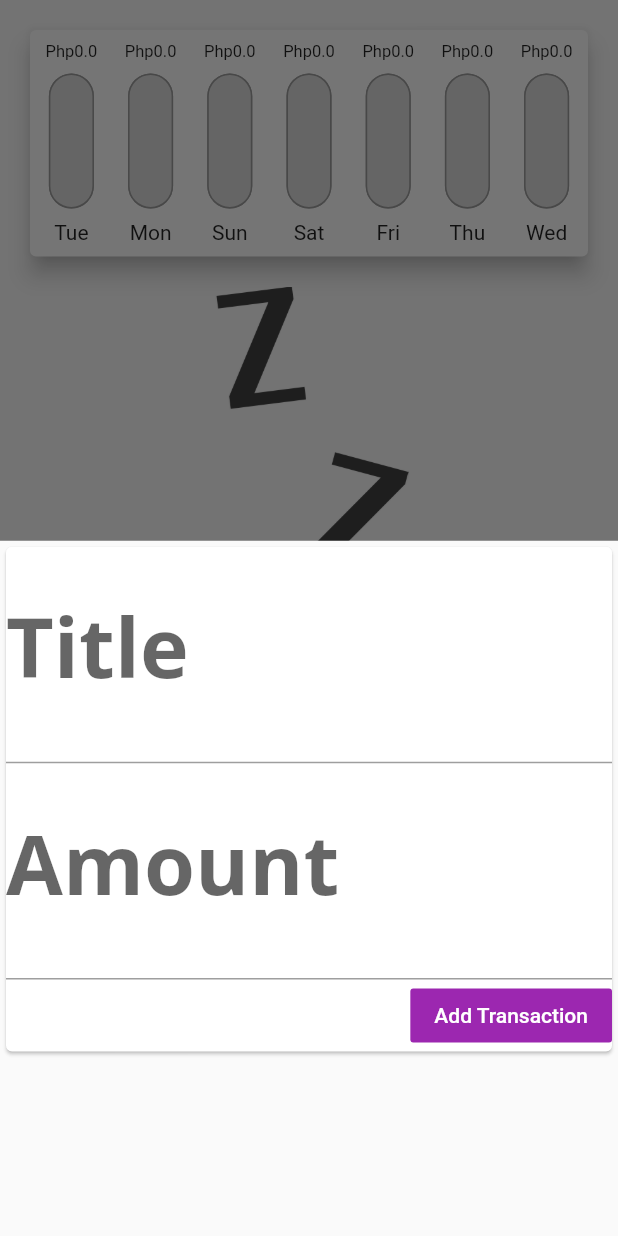
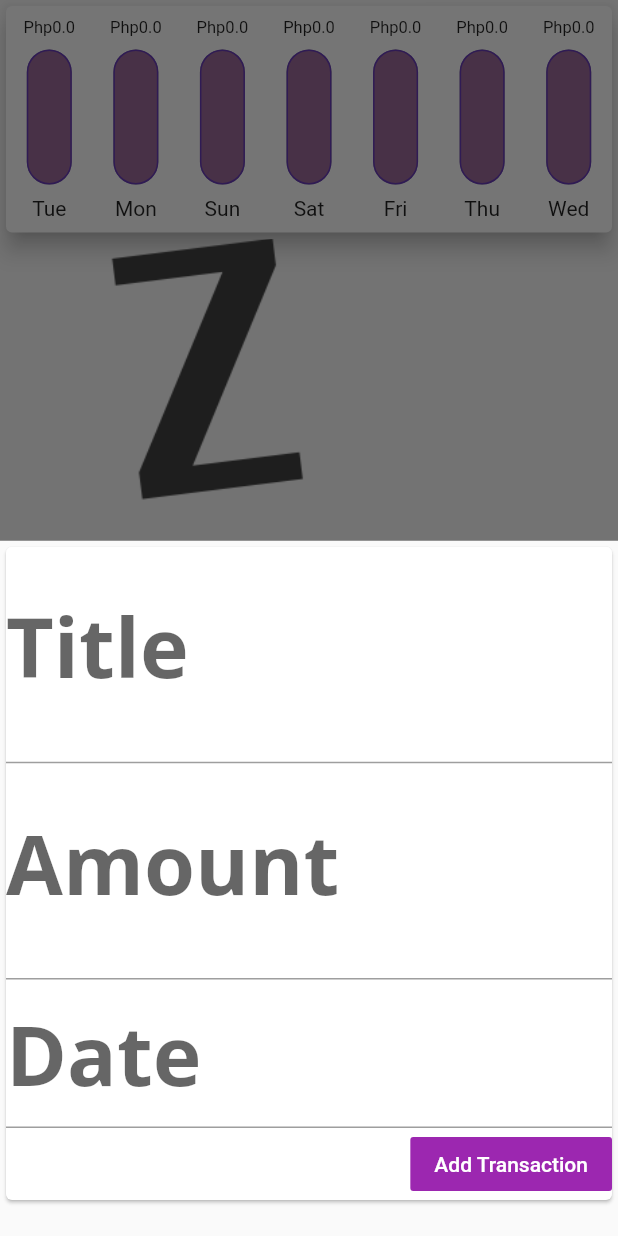
Before and after one commit to nevarwin/tryingflutter, a Flutter app: the TransactionScreen screen opened directly, after a tap on the "add" icon, on a phone screen of 412 x 824 dp. Run offline on Flutter 3.47's test engine with Material 2 defaults, Android fonts, the phone set to English and light mode, and no system bars; our stand-ins replace flutter_colorpicker, google_fonts.

Commit message:
bug fixes

```diff
--- a/trying_flutter/lib/screens/transaction_screen.dart
+++ b/trying_flutter/lib/screens/transaction_screen.dart
@@ -31,11 +31,12 @@ class _TransactionScreenState extends State<TransactionScreen> {
   void _addNewTransaction(
     String title,
     double amount,
+    DateTime date,
   ) {
     final newtx = Transaction(
       title: title,
       amount: amount,
-      date: DateTime.now(),
+      date: date,
       id: DateTime.now().toString(),
     );
 
@@ -77,7 +78,7 @@ class _TransactionScreenState extends State<TransactionScreen> {
       body: Column(
         children: [
           Chart(recentTransaction: _recentTransaction),
-          TransactionsList(transaction: _userTransactions),
+          Expanded(child: TransactionsList(transaction: _userTransactions)),
         ],
       ),
       floatingActionButton: FloatingActionButton(
--- a/trying_flutter/lib/widgets/chart.dart
+++ b/trying_flutter/lib/widgets/chart.dart
@@ -46,16 +46,15 @@ class Chart extends StatelessWidget {
   Widget build(BuildContext context) {
     return Card(
       elevation: 6,
-      margin: const EdgeInsets.all(20),
       child: Row(
-        mainAxisAlignment: MainAxisAlignment.spaceEvenly,
+        mainAxisAlignment: MainAxisAlignment.spaceAround,
         children: groupedTransactionValues.map((data) {
           return ChartBar(
             label: data['day'].toString(),
             spendingAmount: data['amount'] as double,
             percentage: _totalSpending == 0.0
                 ? 0.0
-                : _totalSpending / (data['amount'] as double),
+                : (data['amount'] as double) / _totalSpending,
           );
         }).toList(),
       ),
--- a/trying_flutter/lib/widgets/chart_bar.dart
+++ b/trying_flutter/lib/widgets/chart_bar.dart
@@ -36,16 +36,16 @@ class ChartBar extends StatelessWidget {
             children: [
               Container(
                 decoration: BoxDecoration(
-                  border: Border.all(color: Colors.grey, width: 1.0),
+                  border: Border.all(color: Colors.deepPurple, width: 1.0),
                   borderRadius: BorderRadius.circular(20),
-                  color: const Color.fromRGBO(220, 220, 220, 1),
+                  color: const Color.fromRGBO(152, 29, 151, .4),
                 ),
               ),
               FractionallySizedBox(
                 heightFactor: percentage,
                 child: Container(
                   decoration: BoxDecoration(
-                    color: Theme.of(context).primaryColor,
+                    color: Colors.purple,
                     borderRadius: BorderRadius.circular(20),
                   ),
                 ),
--- a/trying_flutter/lib/widgets/new_transaction.dart
+++ b/trying_flutter/lib/widgets/new_transaction.dart
@@ -15,10 +15,12 @@ class NewTransaction extends StatefulWidget {
 class _NewTransactionState extends State<NewTransaction> {
   final titleController = TextEditingController();
   final amountController = TextEditingController();
+  final dateController = TextEditingController();
 
   void _submit() {
     final tCtrl = titleController.text;
     final aCtrl = double.parse(amountController.text);
+    final dCtrl = DateTime.parse(dateController.text);
 
     if (tCtrl.isEmpty && aCtrl <= 0) {
       return;
@@ -27,6 +29,7 @@ class _NewTransactionState extends State<NewTransaction> {
     widget.addTx(
       tCtrl,
       aCtrl,
+      dCtrl,
     );
 
     Navigator.of(context).pop();
@@ -36,6 +39,7 @@ class _NewTransactionState extends State<NewTransaction> {
   void dispose() {
     titleController.dispose();
     amountController.dispose();
+    dateController.dispose();
     super.dispose();
   }
 
@@ -49,19 +53,30 @@ class _NewTransactionState extends State<NewTransaction> {
             children: [
               TextField(
                 controller: titleController,
-                decoration: const InputDecoration(
-                  labelText: 'Title',
-                ),
+                decoration: const InputDecoration(labelText: 'Title'),
                 keyboardType: TextInputType.text,
-                onSubmitted: (_) => _submit(),
+                // onSubmitted: (_) => _submit(),
               ),
               TextField(
                 controller: amountController,
-                decoration: const InputDecoration(
-                  labelText: 'Amount',
-                ),
+                decoration: const InputDecoration(labelText: 'Amount'),
                 keyboardType: TextInputType.number,
+                // onSubmitted: (_) => _submit(),
+              ),
+              TextField(
+                readOnly: true,
+                controller: dateController,
+                decoration: InputDecoration(hintText: 'Date'),
                 onSubmitted: (_) => _submit(),
+                onTap: () async {
+                  var date = await showDatePicker(
+                    context: context,
+                    initialDate: DateTime.now(),
+                    firstDate: DateTime.now(),
+                    lastDate: DateTime(2100),
+                  );
+                  dateController.text = date.toString().substring(0, 10);
+                },
               ),
               FlatButton(
                 onPressed: () {
--- a/trying_flutter/lib/widgets/todo practice code/todo_chart.dart
+++ b/trying_flutter/lib/widgets/todo practice code/todo_chart.dart
@@ -18,7 +18,7 @@ class TodoChart extends StatelessWidget {
       );
 
       var totalSum = 0.0;
-      for (var i = 0; i <= recentTodo.length; i++) {
+      for (var i = 0; i < recentTodo.length; i++) {
         if (recentTodo[i].date.day == weekDay.day &&
             recentTodo[i].date.month == weekDay.month &&
             recentTodo[i].date.year == weekDay.year) {
--- a/trying_flutter/lib/widgets/transactions_list.dart
+++ b/trying_flutter/lib/widgets/transactions_list.dart
@@ -17,11 +17,13 @@ class TransactionsList extends StatelessWidget {
             mainAxisAlignment: MainAxisAlignment.center,
             crossAxisAlignment: CrossAxisAlignment.center,
             children: [
-              Container(
-                height: 300,
+              Expanded(
+                child: Container(
+                  height: 200,
                   child: Image.asset(
                     'assets/images/waiting.png',
                     fit: BoxFit.cover,
+                  ),
                 ),
               ),
               const SizedBox(height: 10.0),
@@ -31,8 +33,7 @@ class TransactionsList extends StatelessWidget {
               ),
             ],
           )
-        : Expanded(
-            child: ListView.builder(
+        : ListView.builder(
             itemCount: transaction.length,
             itemBuilder: ((context, index) {
               return Card(
@@ -69,7 +70,7 @@ class TransactionsList extends StatelessWidget {
                             style: Theme.of(context).textTheme.titleSmall,
                           ),
                           Text(
-                              DateFormat('MMMM dd')
+                            DateFormat('MMMM dd EEEE')
                                 .format(transaction[index].date),
                             style: const TextStyle(
                               fontSize: 14,
@@ -83,7 +84,6 @@ class TransactionsList extends StatelessWidget {
                 ),
               );
             }),
-            ),
           );
   }
 }
```
Lines whose indentation alone changed are shown as unchanged.
